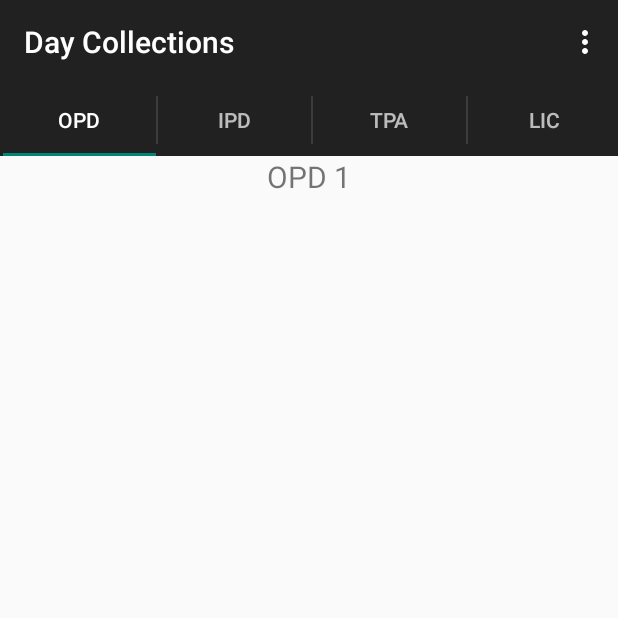
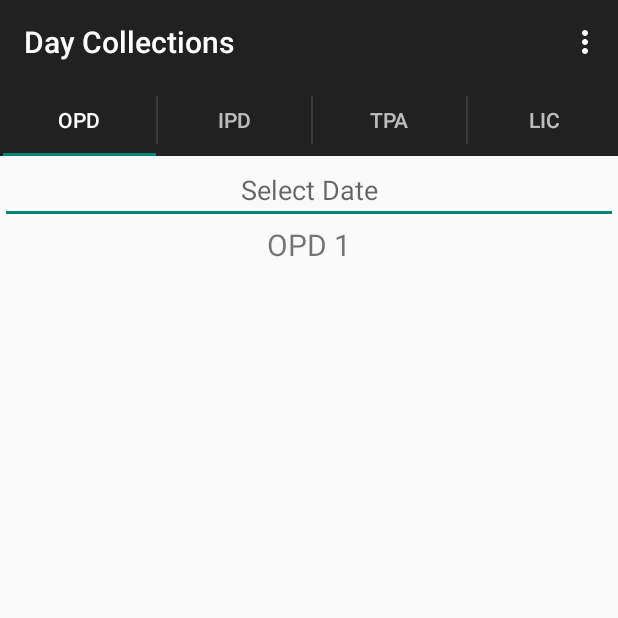
Before and after one commit to princenaman/med365app, an Android app: the FragmentOPD screen opened directly, with no data from a screen before it, on a phone screen of 412 x 824 dp, the top half of it. Run offline under Robolectric (Android 15) with nearby library versions, the light colour scheme and no system bars.

Commit message:
Date Picker!

```diff
--- a/app/src/main/java/com/configaware/med365doctors/FragmentOPD.java
+++ b/app/src/main/java/com/configaware/med365doctors/FragmentOPD.java
@@ -1,22 +1,36 @@
 package com.configaware.med365doctors;
 
+import android.annotation.SuppressLint;
+import android.app.DatePickerDialog;
+import android.content.Context;
 import android.os.Bundle;
 import android.support.v4.app.Fragment;
+import android.text.InputType;
 import android.view.LayoutInflater;
 import android.view.View;
 import android.view.ViewGroup;
+import android.widget.DatePicker;
+import android.widget.EditText;
 import android.widget.TextView;
+
+import java.text.SimpleDateFormat;
+import java.util.Calendar;
+import java.util.Locale;
 
 /**
  * Created by naman on 5/5/2015.
  */
-public class FragmentOPD extends Fragment {
+public class FragmentOPD extends Fragment implements View.OnClickListener {
     /**
      * The fragment argument representing the section number for this
      * fragment.
      */
     private static final String ARG_SECTION_NUMBER = "section_number";
     private int sectionNumber;
+    private EditText opdDate;
+    private DatePickerDialog opdDateDialog;
+    private SimpleDateFormat dateFormatter;
+    private Context context;
 
     public FragmentOPD() {
     }
@@ -33,8 +47,10 @@ public class FragmentOPD extends Fragment {
         return fragment;
     }
 
-    public FragmentOPD(int sectionNumber) {
+    @SuppressLint("ValidFragment")
+    public FragmentOPD(int sectionNumber,Context context) {
         this.sectionNumber = sectionNumber;
+        this.context = context;
     }
 
     @Override
@@ -42,16 +58,38 @@ public class FragmentOPD extends Fragment {
     {
         View rootView = inflater.inflate(R.layout.fragment_opd, container, false);
 
-        /*
-        TabHost tabHost = (TabHost) getActivity().findViewById(android.R.id.tabhost);
-
-        View opd = tabHost.getTabWidget().getChildAt(0);
-        ImageView tabTitleIcon = (ImageView) opd.findViewById(android.R.id.icon);
-        tabTitleIcon.setImageResource(R.mipmap.ic_launcher);
-        */
         TextView textView = (TextView) rootView.findViewById(R.id.opdText);
         textView.setText("OPD "+(sectionNumber+1));
 
+        dateFormatter = new SimpleDateFormat("dd-MM-yyyy", Locale.US);
+
+        opdDate = (EditText) rootView.findViewById(R.id.opdDate);
+        opdDate.setInputType(InputType.TYPE_NULL);
+        opdDate.requestFocus();
+        setDateTimeField();
+
         return rootView;
     }
+
+    private void setDateTimeField() {
+        opdDate.setOnClickListener(this);
+
+        Calendar newCalendar = Calendar.getInstance();
+        opdDateDialog = new DatePickerDialog(context, new DatePickerDialog.OnDateSetListener() {
+
+            public void onDateSet(DatePicker view, int year, int monthOfYear, int dayOfMonth) {
+                Calendar newDate = Calendar.getInstance();
+                newDate.set(year, monthOfYear, dayOfMonth);
+                opdDate.setText(dateFormatter.format(newDate.getTime()));
+            }
+
+        },newCalendar.get(Calendar.YEAR), newCalendar.get(Calendar.MONTH), newCalendar.get(Calendar.DAY_OF_MONTH));
+    }
+
+    @Override
+    public void onClick(View view) {
+        if(view == opdDate) {
+            opdDateDialog.show();
+        }
+    }
 }
--- a/app/src/main/java/com/configaware/med365doctors/HospitalData.java
+++ b/app/src/main/java/com/configaware/med365doctors/HospitalData.java
@@ -130,7 +130,7 @@ public class HospitalData extends ActionBarActivity implements ActionBar.TabList
 
             switch (position) {
                 case 0:
-                    return new FragmentOPD(0);
+                    return new FragmentOPD(0,HospitalData.this);
                 case 1:
                     return new FragmentIPD();
                 case 2:
--- a/app/src/main/res/layout/fragment_opd.xml
+++ b/app/src/main/res/layout/fragment_opd.xml
@@ -2,11 +2,23 @@
 <RelativeLayout xmlns:android="http://schemas.android.com/apk/res/android"
     android:layout_width="match_parent" android:layout_height="match_parent">
 
+    <EditText
+        android:id="@+id/opdDate"
+        android:layout_width="fill_parent"
+        android:layout_height="wrap_content"
+        android:layout_weight=".5"
+        android:hint="@string/date"
+        android:gravity="center_horizontal" />
+
     <TextView
         android:layout_width="fill_parent"
-        android:layout_height="fill_parent"
+        android:layout_height="wrap_content"
         android:text="OPD"
         android:id="@+id/opdText"
         android:gravity="center_horizontal"
-        android:textSize="20sp" />
+        android:textSize="20sp"
+        android:layout_below="@+id/opdDate"
+        android:layout_alignParentLeft="true"
+        android:layout_alignParentStart="true" />
+
 </RelativeLayout>
--- a/app/src/main/res/values/strings.xml
+++ b/app/src/main/res/values/strings.xml
@@ -18,6 +18,7 @@
     <string name="title_section2">IPD</string>
     <string name="title_section3">TPA</string>
     <string name="title_section4">LIC</string>
+    <string name="date">Select Date</string>
 
 
 </resources>
```
